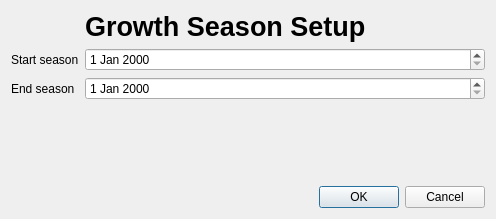
This is src/customseason.ui in RolfVieten/StalGrowth as Qt 5 draws it before an edit. The edited form follows.
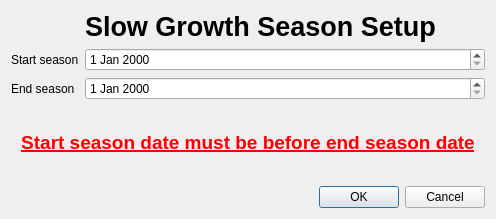
This is the edited form.

```diff
--- a/src/customseason.ui
+++ b/src/customseason.ui
@@ -26,7 +26,7 @@
         </font>
        </property>
        <property name="text">
-        <string>Growth Season Setup</string>
+        <string>Slow Growth Season Setup</string>
        </property>
       </widget>
      </item>
@@ -52,6 +52,24 @@
      </item>
     </layout>
    </item>
+   <item>
+    <widget class="QLabel" name="label">
+     <property name="font">
+      <font>
+       <pointsize>14</pointsize>
+       <weight>75</weight>
+       <bold>true</bold>
+       <underline>true</underline>
+      </font>
+     </property>
+     <property name="text">
+      <string>&lt;html&gt;&lt;head/&gt;&lt;body&gt;&lt;p&gt;&lt;span style=&quot; color:#ff0000;&quot;&gt;Start season date must be before end season date&lt;/span&gt;&lt;/p&gt;&lt;/body&gt;&lt;/html&gt;</string>
+     </property>
+     <property name="alignment">
+      <set>Qt::AlignCenter</set>
+     </property>
+    </widget>
+   </item>
    <item>
     <widget class="QDialogButtonBox" name="buttonBox">
      <property name="orientation">
```
Left out of the diff: 8 changed lines with no effect on the pictures.
